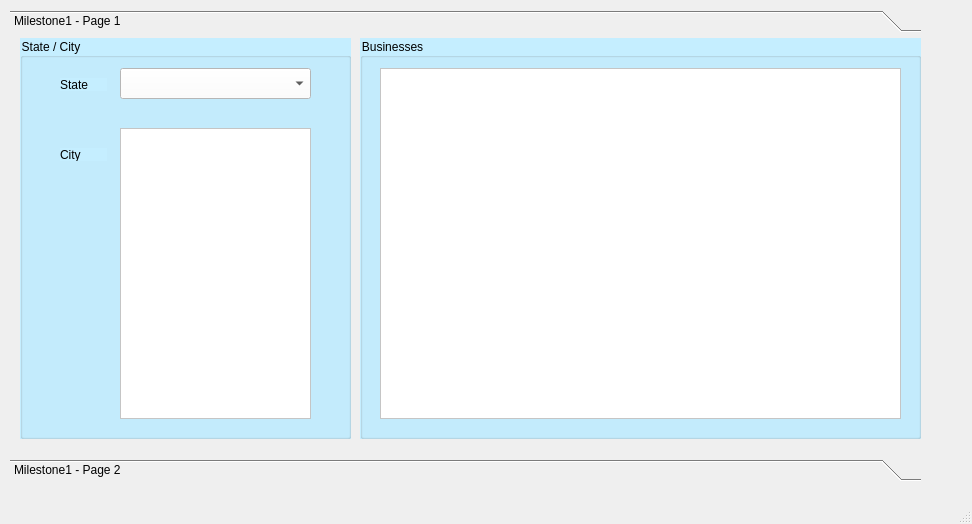
Qt form MyUI.ui (bmzr/yelper) before a commit.
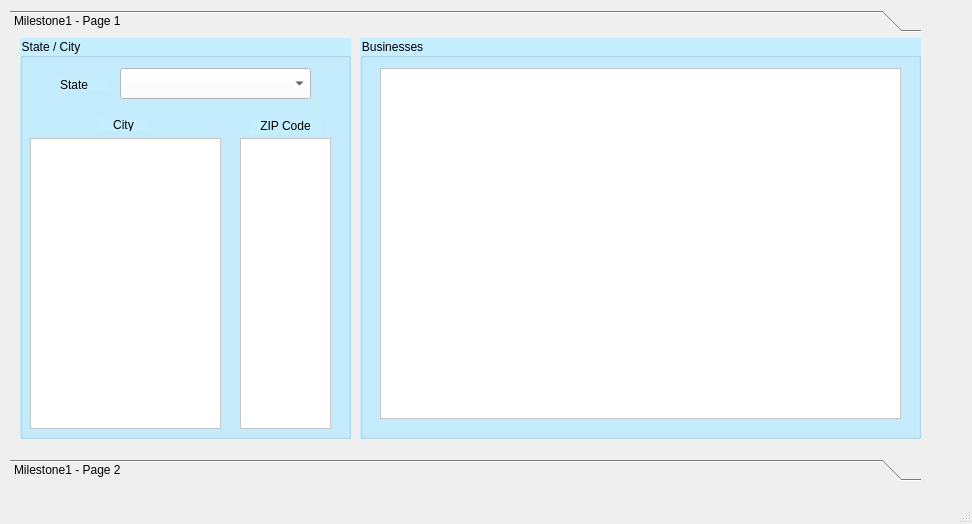
The same form after that commit. The open tabs and pages were chosen to show the change.

Commit message: Add zipCodeList for searching by zip code

Patch:
```diff
--- a/MyUI.ui
+++ b/MyUI.ui
@@ -87,8 +87,8 @@
       <widget class="QLabel" name="label_2">
        <property name="geometry">
         <rect>
-         <x>40</x>
-         <y>110</y>
+         <x>80</x>
+         <y>80</y>
          <width>47</width>
          <height>13</height>
         </rect>
@@ -96,12 +96,15 @@
        <property name="text">
         <string>City</string>
        </property>
+       <property name="alignment">
+        <set>Qt::AlignCenter</set>
+       </property>
       </widget>
       <widget class="QListWidget" name="cityList">
        <property name="geometry">
         <rect>
-         <x>100</x>
-         <y>90</y>
+         <x>10</x>
+         <y>100</y>
          <width>191</width>
          <height>291</height>
         </rect>
@@ -111,6 +114,36 @@
 font: 10pt &quot;Lucida Sans&quot;;</string>
        </property>
       </widget>
+      <widget class="QLabel" name="label_5">
+       <property name="geometry">
+        <rect>
+         <x>230</x>
+         <y>80</y>
+         <width>71</width>
+         <height>16</height>
+        </rect>
+       </property>
+       <property name="text">
+        <string>ZIP Code</string>
+       </property>
+       <property name="alignment">
+        <set>Qt::AlignCenter</set>
+       </property>
+      </widget>
+      <widget class="QListWidget" name="zipCodeList">
+       <property name="geometry">
+        <rect>
+         <x>220</x>
+         <y>100</y>
+         <width>91</width>
+         <height>291</height>
+        </rect>
+       </property>
+       <property name="styleSheet">
+        <string notr="true">background-color: rgb(255, 255, 255);
+font: 10pt &quot;Lucida Sans&quot;;</string>
+       </property>
+      </widget>
      </widget>
      <widget class="QGroupBox" name="businessGroup">
       <property name="geometry">
```
Left out of the diff: 2 changed lines with no effect on the pictures.
